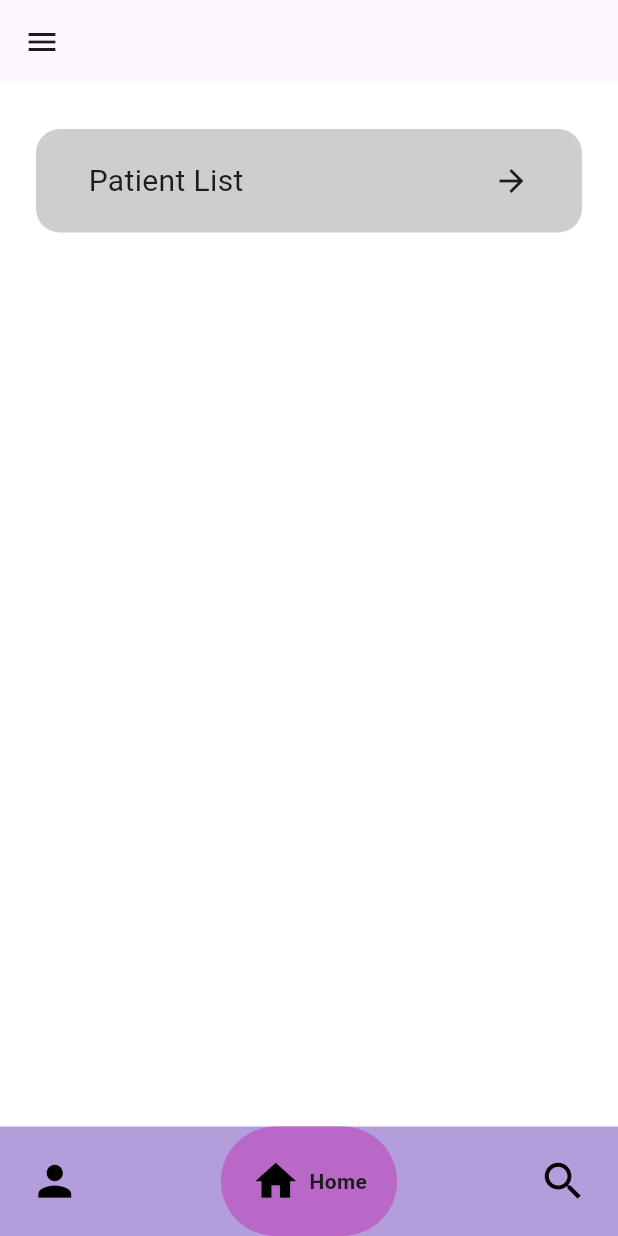
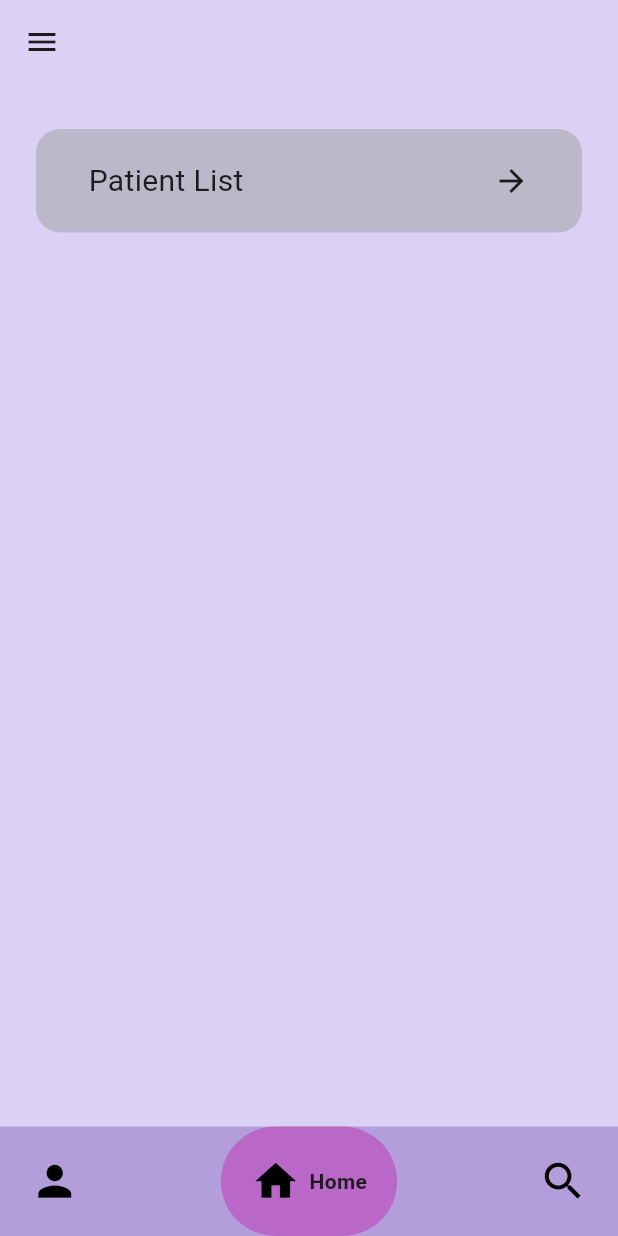
Before and after one commit to mohamedhassanien7/care_Brecelete, a Flutter app: the HomeScreen screen opened by its route, on a phone screen of 412 x 824 dp. Run offline on Flutter 3.47's test engine with Material 3 defaults, Android fonts, the phone set to English and light mode, and no system bars; drawn by our look-alikes of google_nav_bar; our stand-ins replace barcode_widget, geocoding, geolocator, google_maps_flutter, image_picker, lottie and 1 more; missing offline and left inert: flutter_barcode_scanner.

Commit message:
Finish Design edit push pages

```diff
--- a/lib/main.dart
+++ b/lib/main.dart
@@ -1,7 +1,3 @@
-// import 'package:care_bracelet/login_patient_guardian.dart';
-// import 'package:care_bracelet/model/RegisterScreen.dart';
-// import 'package:care_bracelet/model/loginScreen.dart';
-// import 'package:care_bracelet/splashScreen.dart';
 import 'package:care_brecelet/view/homeScreen/HomeScreen.dart';
 import 'package:care_brecelet/view/homeScreen/patientInfo.dart';
 import 'package:care_brecelet/view/homeScreen/patient_details.dart';
@@ -92,7 +88,7 @@ class MyApp extends StatelessWidget {
           return PatientDetails(patientName: patientName);
         },
       },
-      initialRoute: SplashScreen.routeName,
+      initialRoute: HomeScreen3.routeName,
     );
   }
 }
--- a/lib/model/loginScreen.dart
+++ b/lib/model/loginScreen.dart
@@ -6,7 +6,7 @@ import '../view/screens/forget_pass.dart';
 import 'RegisterScreen.dart';
 
 class loginScreen extends StatelessWidget {
-  static const String routeName = 'loginSC';
+  static const String routeName = 'loginDoctor';
   const loginScreen({super.key});
 
   @override
--- a/lib/view/homeScreen/HomeScreen.dart
+++ b/lib/view/homeScreen/HomeScreen.dart
@@ -21,9 +21,12 @@ class _HomeScreenState extends State<HomeScreen> {
   @override
   Widget build(BuildContext context) {
     return Scaffold(
-      backgroundColor: Colors.white,
+      backgroundColor: Color(0xFFDAD1F4),
+      // backgroundColor: Colors.white,
       drawer: HomeDrawer(onMenuItemClick),
-      appBar: AppBar(),
+      appBar: AppBar(
+        backgroundColor: Colors.transparent,
+      ),
       body: selectedWidget,
 
       // Column(
--- a/lib/view/homeScreen/patientList/Patient.dart
+++ b/lib/view/homeScreen/patientList/Patient.dart
@@ -11,7 +11,8 @@ class Patient extends StatelessWidget {
   @override
   Widget build(BuildContext context) {
     return Scaffold(
-      backgroundColor: Colors.white,
+      backgroundColor: Color(0xFFDAD1f4),
+      // backgroundColor: Colors.white,
       body: Column(
         children: [
           SizedBox(height: 30,),
--- a/lib/view/screens/loginScreen2.dart
+++ b/lib/view/screens/loginScreen2.dart
@@ -8,7 +8,7 @@ import 'forget_pass.dart';
 import 'package:care_brecelet/view/screens/login_patient_guardian.dart';
 
 class loginScreen2 extends StatelessWidget {
-  static const String routeName = 'loginSC';
+  static const String routeName = 'loginSC22';
   const loginScreen2({super.key});
 
   @override
--- a/lib/view/screens/login_patient_guardian.dart
+++ b/lib/view/screens/login_patient_guardian.dart
@@ -5,7 +5,7 @@ import 'package:care_brecelet/view/widgets/customTextField.dart';
 import 'package:flutter/material.dart';
 
 class login_patient_guardian extends StatelessWidget {
-  static const String routeName = 'LoginPatient2';
+  static const String routeName = 'LoginPatient22';
    const login_patient_guardian({super.key});
 
   @override
--- a/lib/view/screens/verify_code.dart
+++ b/lib/view/screens/verify_code.dart
@@ -2,6 +2,7 @@ import 'package:care_brecelet/myTheme/my_theme.dart';
 import 'package:care_brecelet/view/homeScreen/HomeScreen.dart';
 import 'package:care_brecelet/view/screens/photo2_screen.dart';
 import 'package:flutter/material.dart';
+import 'package:care_brecelet/model/loginScreen.dart';
 
 class VerifYCode extends StatefulWidget {
   static const String routeName='verify';
@@ -253,7 +254,7 @@ class _VerifYCodeState extends State<VerifYCode> {
                     child: ElevatedButton(
                         style: ElevatedButton.styleFrom(backgroundColor: Color(0xFF9177DC)),
                         onPressed: (){
-                          Navigator.of(context).pushNamed(HomeScreen.routeName);
+                          Navigator.of(context).pushNamed(loginScreen.routeName);
                         },
                         child: Text("Confirm", style: TextStyle(color: Colors.white, fontSize: 24),)),
                   ),
--- a/lib/view/screens/verify_code2.dart
+++ b/lib/view/screens/verify_code2.dart
@@ -3,6 +3,7 @@ import 'package:care_brecelet/view/homeScreen/HomeScreen.dart';
 import 'package:care_brecelet/view/homeScreen2/HomeScreen2.dart';
 import 'package:care_brecelet/view/screens/photo2_screen.dart';
 import 'package:flutter/material.dart';
+import 'package:care_brecelet/view/screens/loginScreen2.dart';
 
 class VerifYCode2 extends StatefulWidget {
   static const String routeName='verify2';
@@ -254,7 +255,7 @@ class _VerifYCodeState extends State<VerifYCode2> {
                     child: ElevatedButton(
                         style: ElevatedButton.styleFrom(backgroundColor: Color(0xFF9177DC)),
                         onPressed: (){
-                          Navigator.of(context).pushNamed(HomeScreen2.routeName);
+                          Navigator.of(context).pushNamed(loginScreen2.routeName);
                         },
                         child: Text("Confirm", style: TextStyle(color: Colors.white, fontSize: 24),)),
                   ),
```
